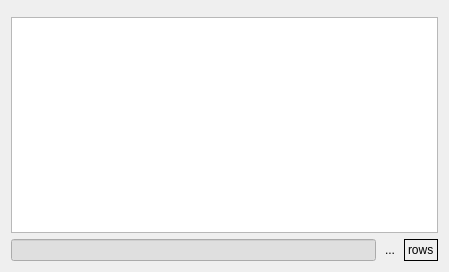
First picture: the form in tools/qsqlmon/src/tableviewwidget.ui, repository Quick-Event/quickbox, before the edit.
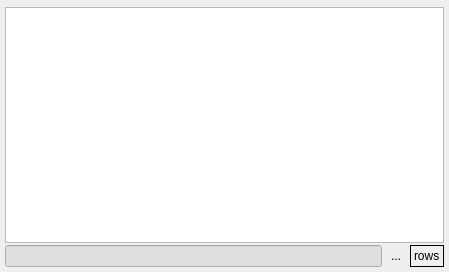
Second picture: the form after the edit. Icons and pictures are not drawn. Custom widgets are drawn as their Qt base class.

```diff
--- a/tools/qsqlmon/src/tableviewwidget.ui
+++ b/tools/qsqlmon/src/tableviewwidget.ui
@@ -14,6 +14,21 @@
    <string>Form</string>
   </property>
   <layout class="QVBoxLayout" name="verticalLayout">
+   <property name="spacing">
+    <number>2</number>
+   </property>
+   <property name="leftMargin">
+    <number>5</number>
+   </property>
+   <property name="topMargin">
+    <number>5</number>
+   </property>
+   <property name="rightMargin">
+    <number>5</number>
+   </property>
+   <property name="bottomMargin">
+    <number>5</number>
+   </property>
    <item>
     <widget class="qf::qmlwidgets::TableViewToolBar" name="toolBar" native="true"/>
    </item>
```
